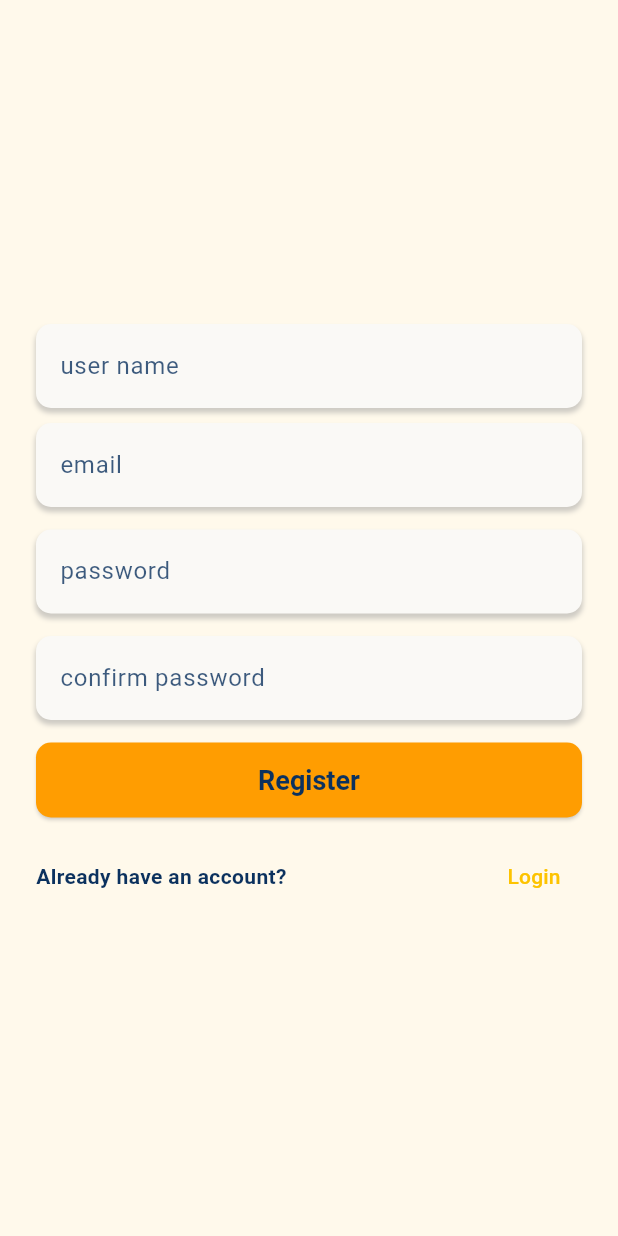
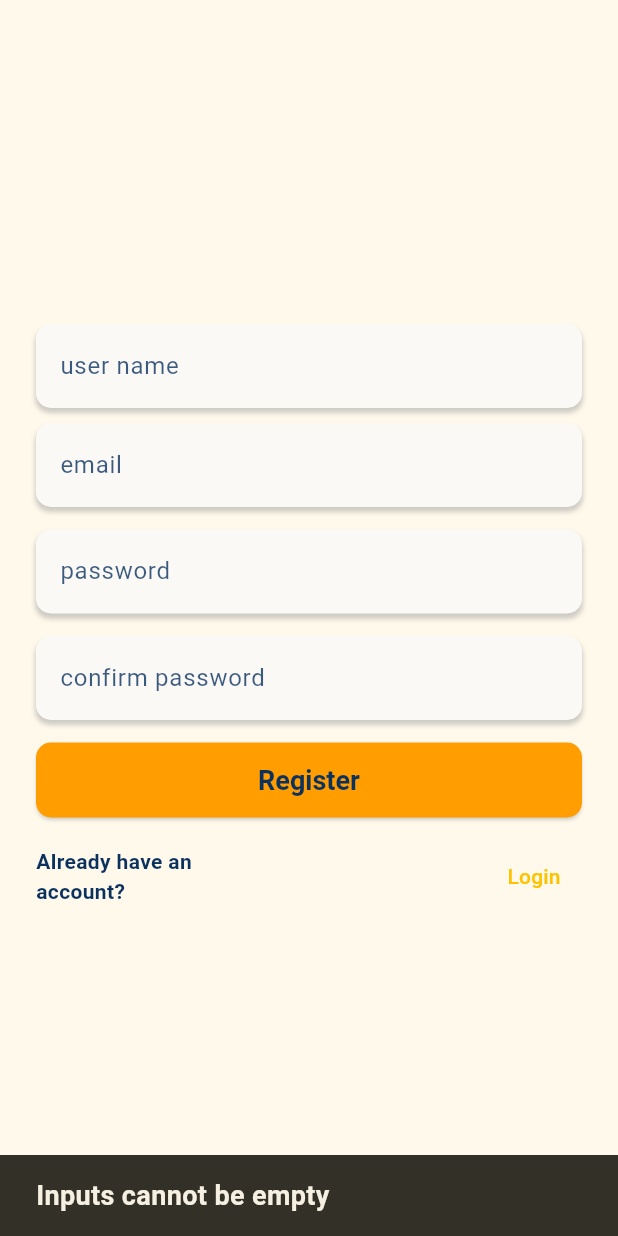
Before and after one commit to Fateme-Afshar/shop, a Flutter app: the RegisterPage screen opened directly, after a tap on "Register", on a phone screen of 412 x 824 dp. Run offline on Flutter 3.47's test engine with Material 3 defaults, Android fonts, the phone set to English and light mode, and no system bars; Roboto replaces fonts that are missing (segoe).

Commit message:
Complete register-page-test widget test.

```diff
--- a/lib/custom-widget/custom-text-field.dart
+++ b/lib/custom-widget/custom-text-field.dart
@@ -3,13 +3,18 @@ import 'package:flutter/material.dart';
 class InputTextField extends StatelessWidget {
   final String hint;
   final Key textFieldKey;
+  final TextEditingController? controller;
 
-  const InputTextField({super.key, required this.textFieldKey,required this.hint});
+  const InputTextField(
+      {super.key,
+      required this.textFieldKey,
+      required this.hint,
+       this.controller});
 
   @override
   Widget build(BuildContext context) {
     return Container(
-      decoration:  BoxDecoration(
+      decoration: BoxDecoration(
         boxShadow: [
           BoxShadow(
             color: Colors.grey.withOpacity(0.5),
@@ -21,13 +26,12 @@ class InputTextField extends StatelessWidget {
         borderRadius: BorderRadius.circular(10.0),
       ),
       child: TextFormField(
-      key: textFieldKey,
-      decoration: InputDecoration(hintText: hint),
-    ),);
+        controller: controller,
+        key: textFieldKey,
+        decoration: InputDecoration(hintText: hint),
+      ),
+    );
   }
-
-
-
 }
 
 class InfoTextField extends StatelessWidget {
@@ -35,12 +39,13 @@ class InfoTextField extends StatelessWidget {
 
   final Key textFieldKey;
 
-  const InfoTextField({super.key, required this.textFieldKey,required this.value});
+  const InfoTextField(
+      {super.key, required this.textFieldKey, required this.value});
 
   @override
   Widget build(BuildContext context) {
     return Container(
-      decoration:  BoxDecoration(
+      decoration: BoxDecoration(
         boxShadow: [
           BoxShadow(
             color: Colors.grey.withOpacity(0.5),
@@ -54,6 +59,7 @@ class InfoTextField extends StatelessWidget {
       child: TextFormField(
         key: textFieldKey,
         initialValue: value,
-      ),);
+      ),
+    );
   }
 }
--- a/lib/main.dart
+++ b/lib/main.dart
@@ -1,5 +1,6 @@
 import 'package:flutter/material.dart';
 import 'package:shop/presenters/login/login-page.dart';
+import 'package:shop/presenters/register/register-page.dart';
 
 void main() {
   runApp(const ShopApp());
@@ -81,6 +82,6 @@ class MainPage extends StatelessWidget {
 
   @override
   Widget build(BuildContext context) {
-    return const LoginPage();
+    return const RegisterPage();
   }
 }
--- a/lib/presenters/register/register-page.dart
+++ b/lib/presenters/register/register-page.dart
@@ -1,49 +1,59 @@
 import 'package:flutter/cupertino.dart';
 import 'package:flutter/material.dart';
+import 'package:shop/utils/validator.dart';
 
 import '../../custom-widget/custom-button.dart';
 import '../../custom-widget/custom-text-field.dart';
+import '../../data/model/user.dart';
 
 class RegisterPage extends StatelessWidget {
   const RegisterPage({super.key});
 
   @override
   Widget build(BuildContext context) {
+    final TextEditingController userController = TextEditingController();
+    final TextEditingController emailController = TextEditingController();
+    final TextEditingController passwordController = TextEditingController();
+    final TextEditingController confirmPasswordController =
+        TextEditingController();
+
     return Scaffold(
       body: Center(
         child: Container(
           margin: const EdgeInsets.only(left: 24, right: 24),
           alignment: Alignment.center,
-          constraints: const BoxConstraints(
-              maxWidth: 400
-          ),
+          constraints: const BoxConstraints(maxWidth: 400),
           child: Column(
             mainAxisAlignment: MainAxisAlignment.center,
             children: [
-              const InputTextField(
-                textFieldKey: Key("usernameField"),
+              InputTextField(
+                textFieldKey: const Key("usernameField"),
                 hint: "user name",
+                controller: userController,
               ),
               const SizedBox(
                 height: 10,
               ),
-              const InputTextField(
-                textFieldKey: Key("emailField"),
+              InputTextField(
+                textFieldKey: const Key("emailField"),
                 hint: "email",
+                controller: emailController,
               ),
               const SizedBox(
                 height: 15,
               ),
-              const InputTextField(
-                textFieldKey: Key("passwordField"),
+              InputTextField(
+                textFieldKey: const Key("passwordField"),
                 hint: "password",
+                controller: passwordController,
               ),
               const SizedBox(
                 height: 15,
               ),
-              const InputTextField(
-                textFieldKey: Key("confirmPasswordField"),
+              InputTextField(
+                textFieldKey: const Key("confirmPasswordField"),
                 hint: "confirm password",
+                controller: confirmPasswordController,
               ),
               const SizedBox(
                 height: 15,
@@ -51,22 +61,52 @@ class RegisterPage extends StatelessWidget {
               Button(
                 btnKey: const Key("registerBtn"),
                 buttonText: "Register",
-                onPress: () {},
+                onPress: () {
+                  if (isEmpty(userController.text) ||
+                      isEmpty(emailController.text) ||
+                      isEmpty(passwordController.text) ||
+                      isEmpty(confirmPasswordController.text)) {
+                    ScaffoldMessenger.of(context).showSnackBar(const SnackBar(
+                      content: Text("Inputs cannot be empty"),
+                    ));
+                  }
+
+                  if (!isValidEmail(emailController.text)) {
+                    ScaffoldMessenger.of(context).showSnackBar(const SnackBar(
+                      content: Text("Email is invalid"),
+                    ));
+                  }
+
+                  if (!isPasswordLengthValid(passwordController.text)) {
+                    ScaffoldMessenger.of(context).showSnackBar(const SnackBar(
+                      content: Text("Password length is invalid"),
+                    ));
+                  }
+
+                  if (!passwordController.text
+                      .contains(confirmPasswordController.text)) {
+                    ScaffoldMessenger.of(context).showSnackBar(const SnackBar(
+                      content: Text("Password and confirm password should be same."),
+                    ));
+                  }
+                },
               ),
               const SizedBox(
                 height: 15,
               ),
               Row(
                 children: [
-                  const Text(
+                  const Expanded(
+                      child: Text(
                     "Already have an account?",
                     textAlign: TextAlign.start,
                     style: TextStyle(
                       fontSize: 14,
                     ),
-                  ),
+                  )),
                   const Spacer(),
                   TextButton(
+                      key: const Key("loginBtn"),
                       onPressed: () {},
                       child: const Text(
                         "Login",
@@ -83,5 +123,4 @@ class RegisterPage extends StatelessWidget {
       ),
     );
   }
-
 }
--- /dev/null
+++ b/lib/utils/validator.dart
@@ -0,0 +1,14 @@
+
+  bool isEmpty(String input) {
+    return input.isEmpty;
+  }
+
+  bool isPasswordLengthValid(String password, {int minLength = 8}) {
+    return password.length >= minLength;
+  }
+
+  bool isValidEmail(String email) {
+    return RegExp(
+        r'^(([^<>()[\]\\.,;:\s@\"]+(\.[^<>()[\]\\.,;:\s@\"]+)*)|(\".+\"))@((\[[0-9]{1,3}\.[0-9]{1,3}\.[0-9]{1,3}\.[0-9]{1,3}\])|(([a-zA-Z\-0-9]+\.)+[a-zA-Z]{2,}))$')
+        .hasMatch(email);
+  }
```
Also changed, not shown: 1 other file.
